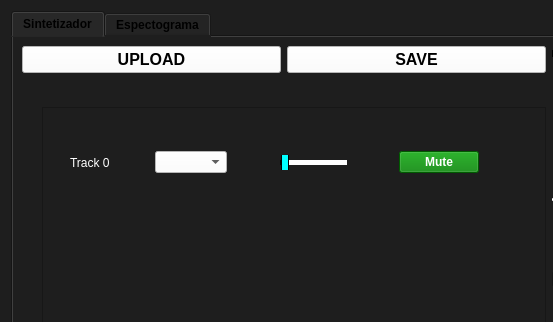
odevincenti/ASSD_TP2, file Frontend/Designer/menu.ui: the form before one commit; both pictures show x 0 to 553 and y 0 to 322 of the 1141 by 704 pixel window.
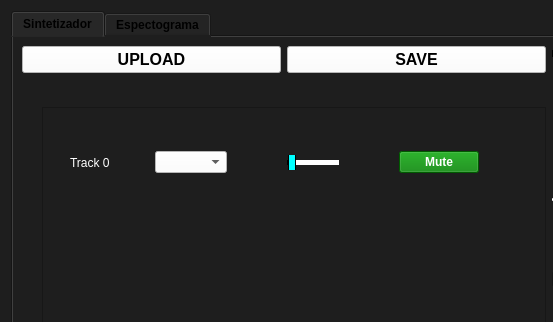
The form after the commit. Icons and pictures are not drawn. Custom widgets are drawn as their Qt base class.

Commit message: convertir track y menu

```diff
--- a/Frontend/Designer/menu.ui
+++ b/Frontend/Designer/menu.ui
@@ -218,7 +218,7 @@
                                   <string notr="true">QSlider::groove:horizontal{
 	border: 1px solid black;
 	height: 3px;
-	width: 65px;
+	width: 50px;
 	background: cyan;
 }
 
```
